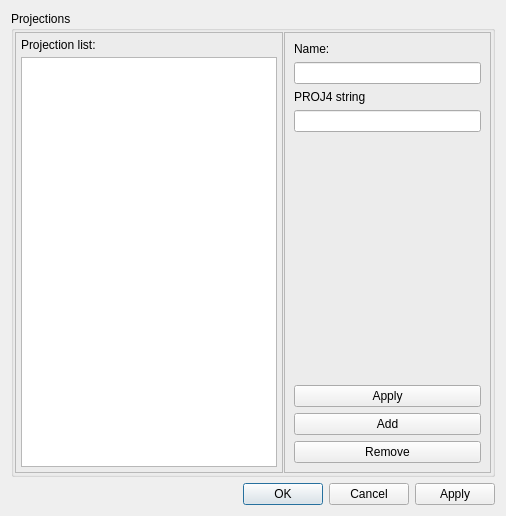
First picture: the form in src/Preferences/ProjPreferencesDialog.ui, repository openstreetmap/merkaartor, before the edit.
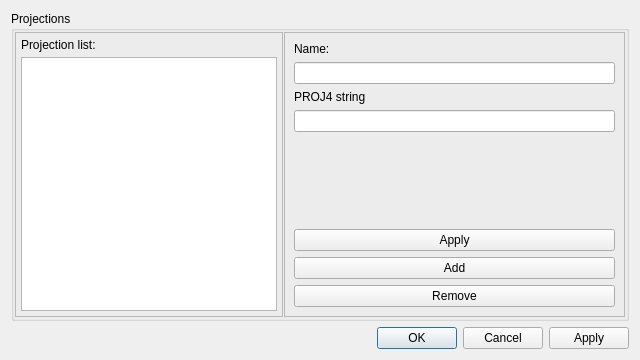
Second picture: the form after the edit.

Patch:
```diff
--- a/src/Preferences/ProjPreferencesDialog.ui
+++ b/src/Preferences/ProjPreferencesDialog.ui
@@ -6,8 +6,8 @@
    <rect>
     <x>0</x>
     <y>0</y>
-    <width>506</width>
-    <height>516</height>
+    <width>640</width>
+    <height>360</height>
    </rect>
   </property>
   <property name="windowTitle">
```
Left out of the diff: 2 changed lines with no effect on the pictures.
